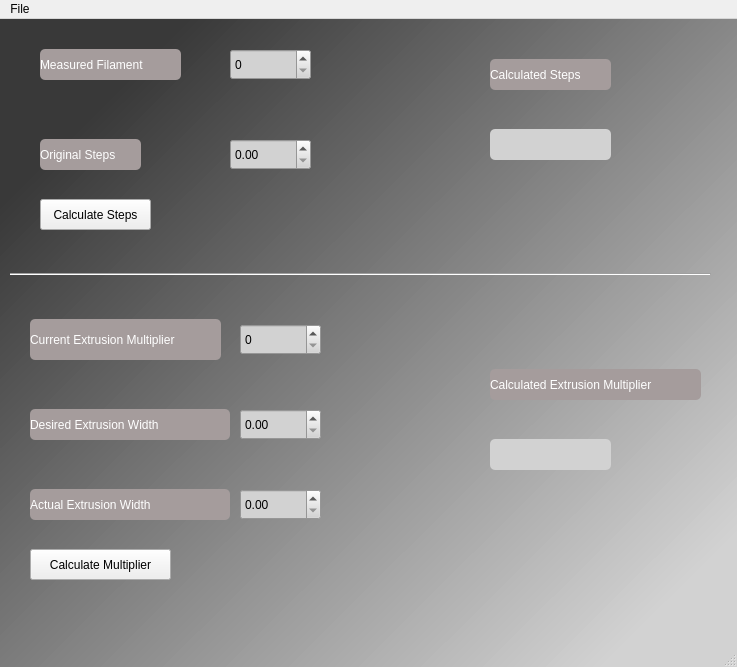
Before: the Qt Designer form extruder_calibration.ui in JWolfJr/3D-printer-extruder-calibration, drawn with Qt 5.
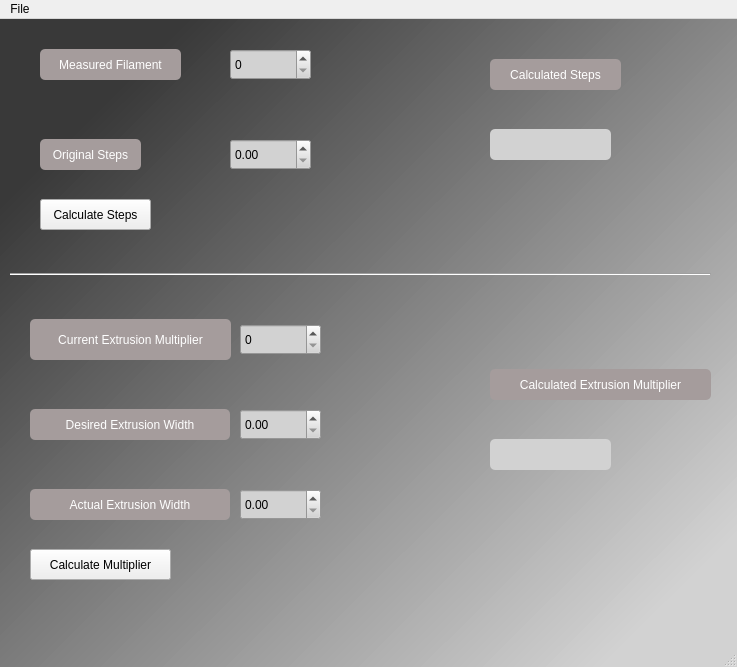
After: the same form once the commit is applied.

Commit message: Updated UI, tooltips and text alignment

The edit to the form file:
```diff
--- a/extruder_calibration.ui
+++ b/extruder_calibration.ui
@@ -38,6 +38,9 @@
     <property name="text">
      <string>Measured Filament</string>
     </property>
+    <property name="alignment">
+     <set>Qt::AlignCenter</set>
+    </property>
    </widget>
    <widget class="QLabel" name="original_steps">
     <property name="geometry">
@@ -59,13 +62,16 @@
     <property name="text">
      <string>Original Steps</string>
     </property>
+    <property name="alignment">
+     <set>Qt::AlignCenter</set>
+    </property>
    </widget>
    <widget class="QLabel" name="calc_steps">
     <property name="geometry">
      <rect>
       <x>490</x>
       <y>40</y>
-      <width>121</width>
+      <width>131</width>
       <height>31</height>
      </rect>
     </property>
@@ -77,13 +83,16 @@
     <property name="text">
      <string>Calculated Steps</string>
     </property>
+    <property name="alignment">
+     <set>Qt::AlignCenter</set>
+    </property>
    </widget>
    <widget class="QLabel" name="cur_mult">
     <property name="geometry">
      <rect>
       <x>30</x>
       <y>300</y>
-      <width>191</width>
+      <width>201</width>
       <height>41</height>
      </rect>
     </property>
@@ -98,6 +107,9 @@
     <property name="text">
      <string>Current Extrusion Multiplier</string>
     </property>
+    <property name="alignment">
+     <set>Qt::AlignCenter</set>
+    </property>
    </widget>
    <widget class="QLabel" name="des_mult">
     <property name="geometry">
@@ -119,13 +131,16 @@
     <property name="text">
      <string>Desired Extrusion Width</string>
     </property>
+    <property name="alignment">
+     <set>Qt::AlignCenter</set>
+    </property>
    </widget>
    <widget class="QLabel" name="calc_extrusion">
     <property name="geometry">
      <rect>
       <x>490</x>
       <y>350</y>
-      <width>211</width>
+      <width>221</width>
       <height>31</height>
      </rect>
     </property>
@@ -137,6 +152,9 @@
     <property name="text">
      <string>Calculated Extrusion Multiplier</string>
     </property>
+    <property name="alignment">
+     <set>Qt::AlignCenter</set>
+    </property>
    </widget>
    <widget class="QLabel" name="act_mult">
     <property name="geometry">
@@ -158,6 +176,9 @@
     <property name="text">
      <string>Actual Extrusion Width</string>
     </property>
+    <property name="alignment">
+     <set>Qt::AlignCenter</set>
+    </property>
    </widget>
    <widget class="QPushButton" name="steps_btn">
     <property name="geometry">
```
Left out of the diff: 7 changed lines with no effect on the pictures. The commit also changes 2 other files.
